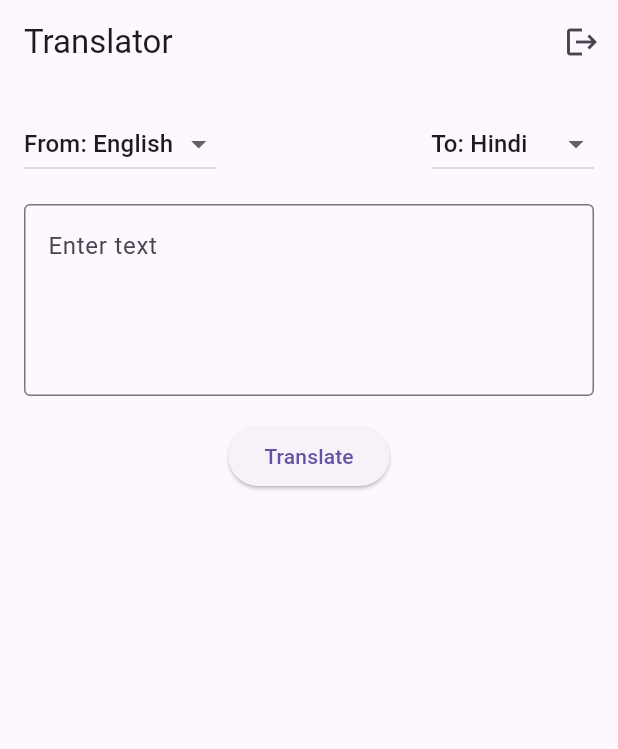
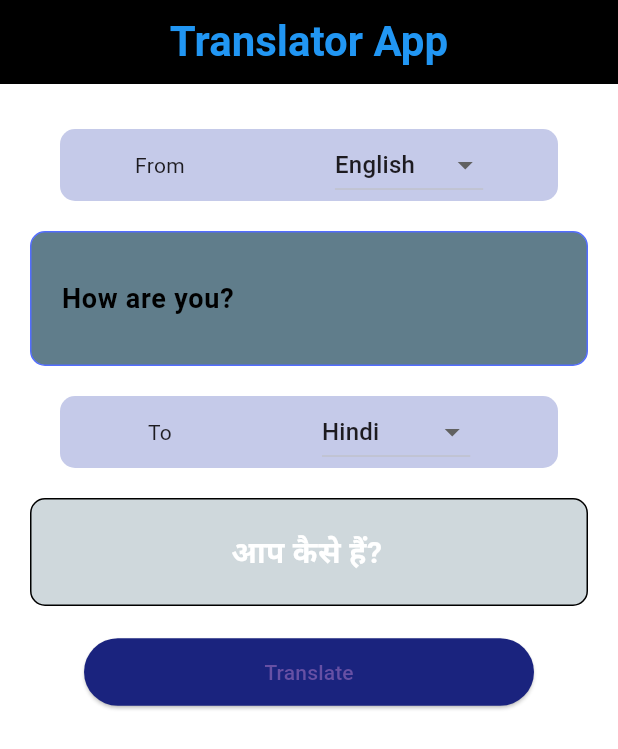
Before and after one commit to kediashrey/Translator_Flutter, a Flutter app: the TranslatorScreen screen opened directly, after a tap on "Translate", on a phone screen of 412 x 824 dp. Shown: the top 749 px of the screen. Run offline on Flutter 3.47's test engine with Material 3 defaults, Android fonts, the phone set to English and light mode, and no system bars; our stand-ins replace firebase_auth, firebase_core; missing offline and left inert: translator; accounts and stored records are empty; network calls fail.

Commit message:
translator page

```diff
--- a/lib/translator_screen.dart
+++ b/lib/translator_screen.dart
@@ -1,142 +1,278 @@
+
+// Make sure your Internet is Connected
+import 'dart:io';
+
 import 'package:flutter/material.dart';
-import 'package:http/http.dart' as http;
-import 'dart:convert';
-import 'firebase_options.dart';
-import 'package:firebase_auth/firebase_auth.dart';
-import 'signup_screen.dart';
+import 'package:translator/translator.dart';
 
 class TranslatorScreen extends StatefulWidget {
+  const TranslatorScreen({super.key});
+
   @override
-  _TranslatorScreenState createState() => _TranslatorScreenState();
+  State<TranslatorScreen> createState() => _TranslatorAppState();
 }
 
-class _TranslatorScreenState extends State<TranslatorScreen> {
-  final TextEditingController _controller = TextEditingController();
-  String translatedText = '';
-  bool isLoading = false;
-
-  // Supported languages (ISO 639-1 codes)
-  final List<Map<String, String>> languages = [
-    {'code': 'en', 'label': 'English'},
-    {'code': 'hi', 'label': 'Hindi'},
-    {'code': 'es', 'label': 'Spanish'},
-    {'code': 'fr', 'label': 'French'},
-    {'code': 'de', 'label': 'German'},
-    {'code': 'bn', 'label': 'Bengali'},
+class _TranslatorAppState extends State<TranslatorScreen> {
+  List<String> languages = [
+    'English',
+    'Hindi',
+    'Arabic	',
+    'German',
+    'Russian',
+    'Spanish',
+    'Urdu',
+    'Japanese	',
+    'Italian'
   ];
-
-  String sourceLang = 'en';
-  String targetLang = 'hi';
-
-  Future<void> translateText(String input) async {
-    setState(() {
-      isLoading = true;
-      translatedText = '';
+  List<String> languagescode = [
+    'en',
+    'hi',
+    'ar',
+    'de',
+    'ru',
+    'es',
+    'ur',
+    'ja',
+    'it'
+  ];
+  final translator = GoogleTranslator();
+  String from = 'en';
+  String to = 'hi';
+  String data = 'आप कैसे हैं?';
+  String selectedvalue = 'English';
+  String selectedvalue2 = 'Hindi';
+  TextEditingController controller =
+  TextEditingController(text: 'How are you?');
+  final formkey = GlobalKey<FormState>();
+  bool isloading = false;
+  translate() async {
+    try {
+      if (formkey.currentState!.validate()) {
+        await translator
+            .translate(controller.text, from: from, to: to)
+            .then((value) {
+          data = value.text;
+          isloading = false;
+          setState(() {});
+          // print(value);
         });
-
-    final response = await http.post(
-      Uri.parse('https://libretranslate.de/translate'),
-      headers: {'Content-Type': 'application/json'},
-      body: jsonEncode({
-        'q': input,
-        'source': sourceLang,
-        'target': targetLang,
-        'format': 'text'
-      }),
+      }
+    } on SocketException catch (_) {
+      isloading = true;
+      SnackBar mysnackbar = const SnackBar(
+        content: Text('Internet not Connected'),
+        backgroundColor: Colors.red,
+        duration: Duration(seconds: 5),
       );
-
-    if (response.statusCode == 200) {
-      final data = jsonDecode(response.body);
-      setState(() {
-        translatedText = data['translatedText'];
-        isLoading = false;
-      });
-    } else {
-      setState(() => isLoading = false);
-      ScaffoldMessenger.of(context).showSnackBar(
-        SnackBar(content: Text('Translation failed')),
-      );
+      ScaffoldMessenger.of(context).showSnackBar(mysnackbar);
+      setState(() {});
     }
   }
+
+  @override
+  void dispose() {
+    super.dispose();
+    controller.dispose();
+  }
+  // @override
+  // void initState() {
+  //   super.initState();
+  //   translate();
+  // }
 
   @override
   Widget build(BuildContext context) {
     return Scaffold(
       appBar: AppBar(
-        title: Text("Translator"),
-        actions: [
-          IconButton(
-            icon: Icon(Icons.logout),
-            onPressed: () {
-              // Add Firebase logout here if needed
-              Navigator.pop(context);
+        centerTitle: true,
+        flexibleSpace: Container(
+            decoration: const BoxDecoration(color: Colors.black
+
+            )),
+        title: const Text(
+          'Translator App',
+          style: TextStyle(
+              color: Colors.blue, fontWeight: FontWeight.bold, fontSize: 28),
+        ),
+      ),
+      backgroundColor: const Color.fromARGB(00, 00,100, 88),//bg color badme change
+      body: SingleChildScrollView(
+          child: Column(
+            mainAxisAlignment: MainAxisAlignment.center,
+            children: [
+              const SizedBox(
+                height: 30,
+              ),
+              Container(
+                margin: const EdgeInsets.symmetric(horizontal: 40),
+                decoration: BoxDecoration(
+                    color: Colors.indigo.shade100,
+                    borderRadius: BorderRadius.circular(10)),
+                child: Row(
+                  mainAxisAlignment: MainAxisAlignment.center,
+                  children: [
+                    const Text('From'),
+                    const SizedBox(
+                      width: 100,
+                    ),
+                    DropdownButton(
+                      value: selectedvalue,
+                      focusColor: Colors.transparent,
+                      items: languages.map((lang) {
+                        return DropdownMenuItem(
+                          value: lang,
+                          child: Text(lang),
+                          onTap: () {
+                            if (lang == languages[0]) {
+                              from = languagescode[0];
+                            } else if (lang == languages[1]) {
+                              from = languagescode[1];
+                            } else if (lang == languages[2]) {
+                              from = languagescode[2];
+                            } else if (lang == languages[3]) {
+                              from = languagescode[3];
+                            } else if (lang == languages[4]) {
+                              from = languagescode[4];
+                            } else if (lang == languages[5]) {
+                              from = languagescode[5];
+                            } else if (lang == languages[6]) {
+                              from = languagescode[6];
+                            } else if (lang == languages[7]) {
+                              from = languagescode[7];
+                            } else if (lang == languages[8]) {
+                              from = languagescode[8];
+                            }
+                            setState(() {
+                              // print(lang);
+                              // print(from);
+                            });
+                          },
+                        );
+                      }).toList(),
+                      onChanged: (value) {
+                        selectedvalue = value!;
                       },
                     )
                   ],
                 ),
-      body: Padding(
-        padding: const EdgeInsets.all(16),
-        child: Column(
-
+              ),
+              Container(
+                padding: const EdgeInsets.all(20),
+                margin: const EdgeInsets.all(20),
+                decoration: BoxDecoration(
+                    color: Colors.blueGrey,
+                    borderRadius: BorderRadius.circular(10),
+                    border: Border.all(color: Colors.indigoAccent)),
+                child: Form(
+                  key: formkey,
+                  child: TextFormField(
+                    controller: controller,
+                    maxLines: null,
+                    minLines: null,
+                    validator: (value) {
+                      if (value!.isEmpty) {
+                        return 'Please enter some text';
+                      }
+                      return null;
+                    },
+                    textInputAction: TextInputAction.done,
+                    decoration: const InputDecoration(
+                        enabledBorder: InputBorder.none,
+                        border: InputBorder.none,
+                        errorBorder: InputBorder.none,
+                        errorStyle: TextStyle(color: Colors.white)),
+                    style: const TextStyle(
+                        color: Colors.black,
+                        fontWeight: FontWeight.bold,
+                        fontSize: 18),
+                  ),
+                ),
+              ),
+              Container(
+                margin: const EdgeInsets.symmetric(horizontal: 40),
+                decoration: BoxDecoration(
+                    color: Colors.indigo.shade100,
+                    borderRadius: BorderRadius.circular(10)),
+                child: Row(
+                  mainAxisAlignment: MainAxisAlignment.center,
                   children: [
-            // Language selection
-            Row(
-              mainAxisAlignment: MainAxisAlignment.spaceBetween,
-              children: [
-                DropdownButton<String>(
-                  value: sourceLang,
-                  onChanged: (value) {
-                    setState(() => sourceLang = value!);
+                    const Text('To'),
+                    const SizedBox(
+                      width: 100,
+                    ),
+                    DropdownButton(
+                      value: selectedvalue2,
+                      focusColor: Colors.transparent,
+                      items: languages.map((lang) {
+                        return DropdownMenuItem(
+                          value: lang,
+                          child: Text(lang),
+                          onTap: () {
+                            if (lang == languages[0]) {
+                              to = languagescode[0];
+                            } else if (lang == languages[1]) {
+                              to = languagescode[1];
+                            } else if (lang == languages[2]) {
+                              to = languagescode[2];
+                            } else if (lang == languages[3]) {
+                              to = languagescode[3];
+                            } else if (lang == languages[4]) {
+                              to = languagescode[4];
+                            } else if (lang == languages[5]) {
+                              to = languagescode[5];
+                            } else if (lang == languages[6]) {
+                              to = languagescode[6];
+                            } else if (lang == languages[7]) {
+                              to = languagescode[7];
+                            } else if (lang == languages[8]) {
+                              to = languagescode[8];
+                            }
+                            setState(() {
+                              print(lang);
+                              print(from);
+                            });
                           },
-                  items: languages.map((lang) {
-                    return DropdownMenuItem<String>(
-                      value: lang['code'],
-                      child: Text('From: ${lang['label']}'),
                         );
                       }).toList(),
-                ),
-                DropdownButton<String>(
-                  value: targetLang,
                       onChanged: (value) {
-                    setState(() => targetLang = value!);
+                        selectedvalue2 = value!;
                       },
-                  items: languages.map((lang) {
-                    return DropdownMenuItem<String>(
-                      value: lang['code'],
-                      child: Text('To: ${lang['label']}'),
-                    );
-                  }).toList(),
-                ),
-              ],
-            ),
-            SizedBox(height: 16),
-            TextField(
-              controller: _controller,
-              maxLines: 4,
-              decoration: InputDecoration(
-                hintText: 'Enter text',
-                border: OutlineInputBorder(),
-              ),
-            ),
-            SizedBox(height: 16),
-            ElevatedButton(
-              onPressed: () {
-                if (_controller.text.trim().isNotEmpty) {
-                  translateText(_controller.text.trim());
-                }
-              },
-              child: Text("Translate"),
-            ),
-            SizedBox(height: 24),
-            isLoading
-                ? CircularProgressIndicator()
-                : Text(
-              translatedText,
-              style: TextStyle(fontSize: 18),
-            ),
+                    )
                   ],
                 ),
               ),
+              Container(
+                padding: const EdgeInsets.all(20),
+                margin: const EdgeInsets.all(20),
+                decoration: BoxDecoration(
+                    color: Colors.blueGrey.withOpacity(0.3),
+                    borderRadius: BorderRadius.circular(10),
+                    border: Border.all(color: Colors.black)),
+                child: Center(
+                  child: SelectableText(
+                    data,
+                    style: const TextStyle(
+                        color: Colors.white,
+                        fontSize: 20,
+                        fontWeight: FontWeight.bold),
+                  ),
+                ),
+              ),
+              ElevatedButton(
+                  onPressed: translate,
+                  style: ButtonStyle(
+                      backgroundColor:
+                      MaterialStatePropertyAll(Colors.indigo.shade900),
+                      fixedSize: const MaterialStatePropertyAll(Size(300, 45))),
+                  child:isloading?const SizedBox.square(
+                    dimension: 20,
+                    child: CircularProgressIndicator(color: Colors.white,),
+                  ): const Text('Translate')),
+              const SizedBox(
+                height: 30,
+              )
+            ],
+          )),
     );
   }
 }
--- a/pubspec.yaml
+++ b/pubspec.yaml
@@ -28,6 +28,7 @@ environment:
 # the latest version available on pub.dev. To see which dependencies have newer
 # versions available, run `flutter pub outdated`.
 dependencies:
+  translator: ^1.0.3+1
   flutter:
     sdk: flutter
   http: ^1.2.1
```
Also changed, not shown: pubspec.lock. Lines whose indentation alone changed are shown as unchanged.
